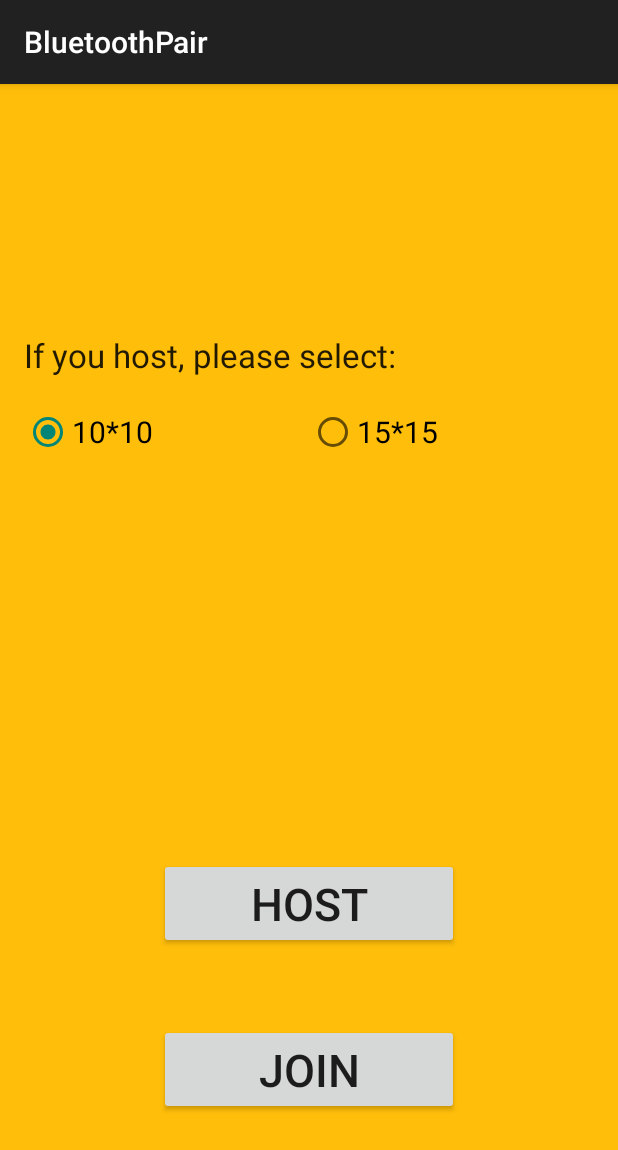
After one commit to chelseaqwang/gomoku, an Android app: the BluetoothPair screen opened directly, with no data from a screen before it, on a phone screen of 412 x 824 dp. The commit adds this screen. Shown: the top 1150 px of the screen. Run offline under Robolectric (Android 15) with nearby library versions, the phone set to English and light mode, and no system bars.

Commit message:
bluetooth ui

```diff
--- a/app/src/main/java/com/clearwater/gomoku/AI.java
+++ b/app/src/main/java/com/clearwater/gomoku/AI.java
@@ -18,7 +18,7 @@ public class AI extends PlayIF {
     public void play(MotionEvent m) {
         float x = m.getX();
         float y = m.getY();
-        float grid = 800/size;
+        float grid = 1200/size;
         float radius;
         int i, j;
 
@@ -393,6 +393,7 @@ public class AI extends PlayIF {
         button_play_again.setOnClickListener (
                 new Button.OnClickListener() {
                     public void onClick(View v) {
+                        AI.this.finish();
                         Intent intent = new Intent(AI.this, AI.class);
                         intent.putExtra("SIZE", size);
                         startActivity(intent);
--- /dev/null
+++ b/app/src/main/java/com/clearwater/gomoku/BluetoothPair.java
@@ -0,0 +1,17 @@
+package com.clearwater.gomoku;
+
+import android.support.v7.app.ActionBarActivity;
+import android.os.Bundle;
+import android.view.Menu;
+import android.view.MenuItem;
+
+
+public class BluetoothPair extends ActionBarActivity {
+
+    @Override
+    protected void onCreate(Bundle savedInstanceState) {
+        super.onCreate(savedInstanceState);
+        setContentView(R.layout.activity_bluetooth_pair);
+    }
+
+}
--- a/app/src/main/java/com/clearwater/gomoku/Offline.java
+++ b/app/src/main/java/com/clearwater/gomoku/Offline.java
@@ -39,7 +39,7 @@ public class Offline extends PlayIF {
         Player player;
         float x = m.getX();
         float y = m.getY();
-        float grid = 800/size;
+        float grid = 1200/size;
         float radius;
         int i, j;
 
@@ -64,6 +64,7 @@ public class Offline extends PlayIF {
         button_play_again.setOnClickListener (
                 new Button.OnClickListener() {
                     public void onClick(View v) {
+                        Offline.this.finish();
                         Intent intent = new Intent(Offline.this, Offline.class);
                         intent.putExtra("SIZE", size);
                         startActivity(intent);
--- /dev/null
+++ b/app/src/main/res/layout/activity_bluetooth_pair.xml
@@ -0,0 +1,77 @@
+<RelativeLayout xmlns:android="http://schemas.android.com/apk/res/android"
+    xmlns:tools="http://schemas.android.com/tools" android:layout_width="match_parent"
+    android:layout_height="match_parent" android:paddingLeft="@dimen/activity_horizontal_margin"
+    android:paddingRight="@dimen/activity_horizontal_margin"
+    android:paddingTop="@dimen/activity_vertical_margin"
+    android:paddingBottom="@dimen/activity_vertical_margin"
+    android:background="#ffffbe09"
+    tools:context="com.clearwater.gomoku.BluetoothPair"
+    android:id="@+id/bluetooth_pair">
+
+    <TextView
+        android:layout_width="wrap_content"
+        android:layout_height="wrap_content"
+        android:textAppearance="?android:attr/textAppearanceLarge"
+        android:text="If you host, please select:"
+        android:id="@+id/textView4"
+        android:layout_alignParentTop="true"
+        android:layout_alignParentLeft="true"
+        android:layout_alignParentStart="true"
+        android:layout_marginTop="150dp" />
+
+    <RadioGroup xmlns:android="http://schemas.android.com/apk/res/android"
+        android:layout_width="fill_parent"
+        android:layout_height="wrap_content"
+        android:orientation="horizontal"
+        android:id="@+id/size"
+        android:layout_alignParentTop="true"
+        android:layout_alignParentRight="true"
+        android:layout_alignParentEnd="true"
+        android:layout_marginTop="200dp">
+        <RadioButton
+            android:layout_width="190dp"
+            android:layout_height="wrap_content"
+            android:text="@string/button_size_small"
+            android:id="@+id/button_small"
+            android:textSize="20sp"
+            android:checked="true" />
+        <RadioButton
+            android:layout_width="190dp"
+            android:layout_height="wrap_content"
+            android:text="@string/button_size_medium"
+            android:id="@+id/button_medium"
+            android:textSize="20sp" />
+        <RadioButton
+            android:layout_width="190dp"
+            android:layout_height="wrap_content"
+            android:text="@string/button_size_large"
+            android:id="@+id/button_large"
+            android:checked="false"
+            android:textSize="20sp" />
+    </RadioGroup>
+
+    <Button
+        android:layout_width="200dp"
+        android:layout_height="wrap_content"
+        android:text="@string/button_host"
+        android:id="@+id/button_host"
+        android:layout_alignParentTop="true"
+        android:layout_centerHorizontal="true"
+        android:layout_marginTop="500dp"
+        android:textSize="30sp"
+        android:layout_alignParentEnd="false"
+        android:clickable="false" />
+    <Button
+        android:layout_width="200dp"
+        android:layout_height="wrap_content"
+        android:text="@string/button_join"
+        android:id="@+id/button_join"
+        android:textSize="30sp"
+        android:layout_marginTop="50dp"
+        android:clickable="false"
+        android:layout_alignStart="@+id/textView"
+        android:layout_below="@+id/button_host"
+        android:layout_alignLeft="@+id/button_host" />
+
+
+</RelativeLayout>
```
Also changed, not shown: app/src/main/AndroidManifest.xml (+8 -2 lines), app/src/main/java/com/clearwater/gomoku/DrawBoard.java (+4 -4 lines), app/src/main/java/com/clearwater/gomoku/Mainmenu.java (+10 -0 lines), app/src/main/java/com/clearwater/gomoku/Select.java (+2 -5 lines), app/src/main/res/layout/activity_mainmenu.xml (+17 -3 lines), app/src/main/res/layout/activity_selection.xml (+1 -8 lines), app/src/main/res/menu/menu_bluetooth_pair.xml (added, +7 -0 lines), app/src/main/res/values/strings.xml (+9 -4 lines), 2 other files.
